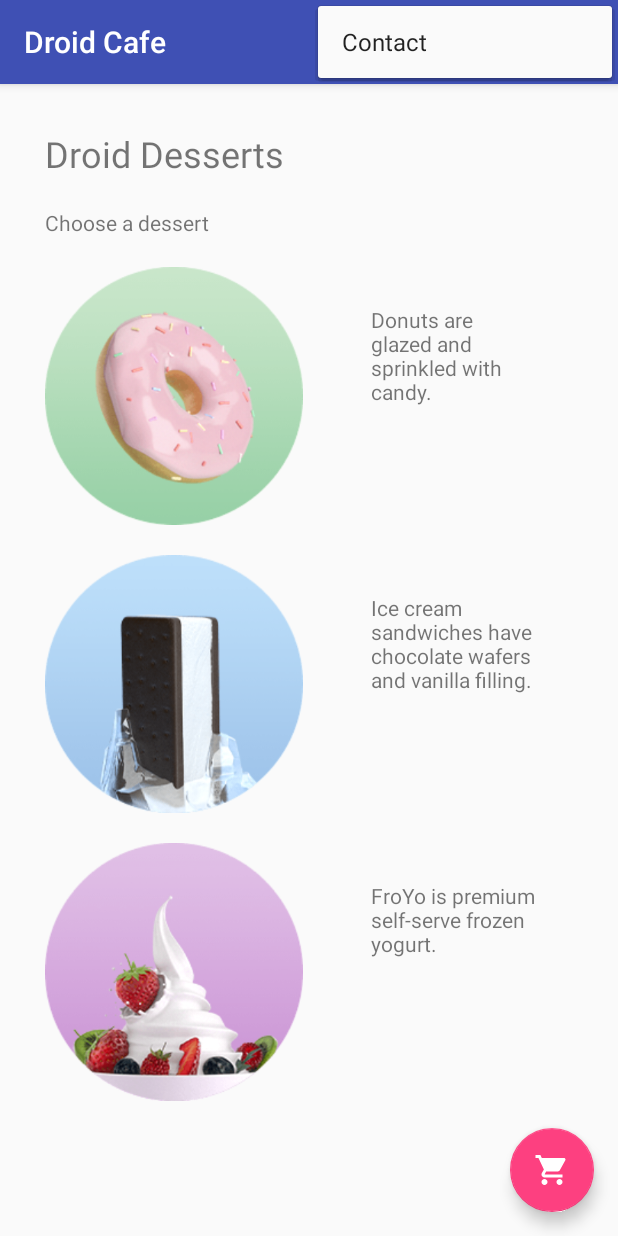
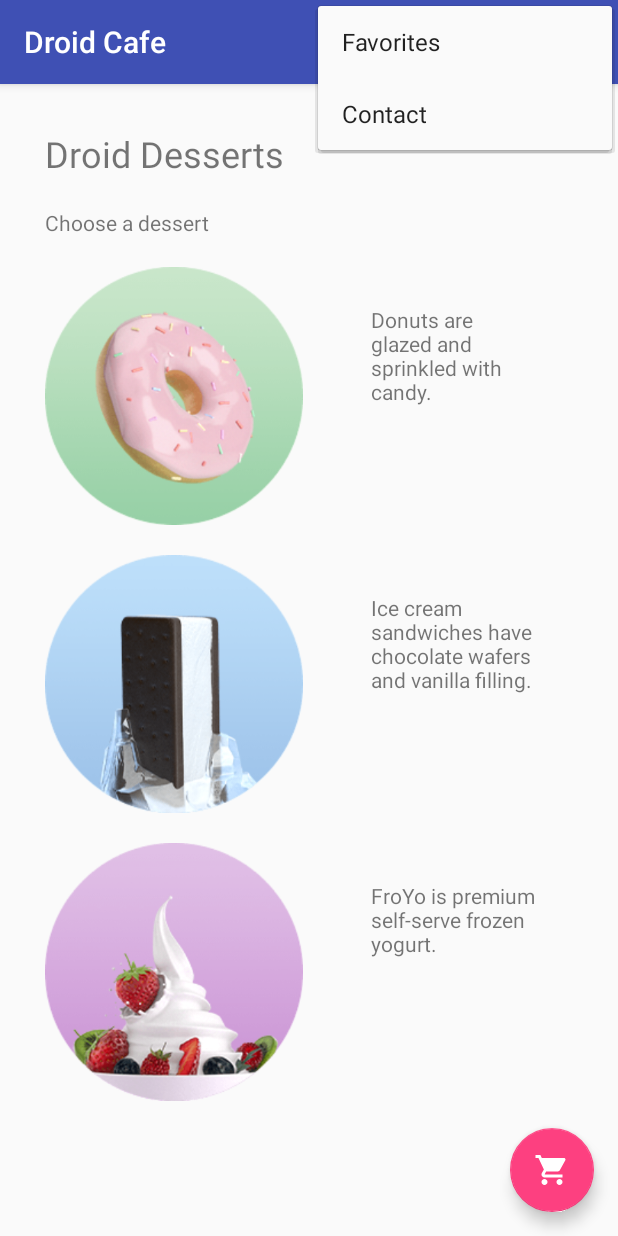
Before and after one commit to Berenjeneitor444/Droid-Desserts, an Android app: the screen it shows after launch (MainActivity), with the options menu open, on a phone screen of 412 x 824 dp. Run offline under Robolectric (Android 15) with nearby library versions, the phone set to English and light mode, and no system bars.

```diff
--- a/app/src/main/java/com/example/droiddessert/MainActivity.java
+++ b/app/src/main/java/com/example/droiddessert/MainActivity.java
@@ -1,9 +1,9 @@
 package com.example.droiddessert;
 
 import android.content.Intent;
+import android.content.res.Configuration;
 import android.os.Bundle;
 
-import com.google.android.material.snackbar.Snackbar;
 
 import androidx.appcompat.app.AppCompatActivity;
 
@@ -17,22 +17,16 @@ import android.widget.Toast;
 
 public class MainActivity extends AppCompatActivity {
     private String chosenItem;
-    private ActivityMainBinding binding;
 
 
     @Override
     protected void onCreate(Bundle savedInstanceState) {
         super.onCreate(savedInstanceState);
 
-        binding = ActivityMainBinding.inflate(getLayoutInflater());
+        com.example.droiddessert.databinding.ActivityMainBinding binding = ActivityMainBinding.inflate(getLayoutInflater());
         setContentView(binding.getRoot());
 
-        binding.fab.setOnClickListener(new View.OnClickListener() {
-            @Override
-            public void onClick(View view) {
-                showFoodOrder(chosenItem);
-            }
-        });
+        binding.fab.setOnClickListener(view -> showFoodOrder(chosenItem));
     }
 
     @Override
@@ -40,6 +34,18 @@ public class MainActivity extends AppCompatActivity {
         // Inflate the menu; this adds items to the action bar if it is present.
         getMenuInflater().inflate(R.menu.menu_main, menu);
         return true;
+    }
+
+    @Override
+    public boolean onPrepareOptionsMenu(Menu menu) {
+        MenuItem favoriteItem = menu.findItem(R.id.favorites);
+        if(getResources().getConfiguration().orientation == Configuration.ORIENTATION_LANDSCAPE){
+            favoriteItem.setShowAsAction(MenuItem.SHOW_AS_ACTION_IF_ROOM);
+        }
+        else{
+            favoriteItem.setShowAsAction(MenuItem.SHOW_AS_ACTION_NEVER);
+        }
+        return super.onPrepareOptionsMenu(menu);
     }
 
     @Override
@@ -59,14 +65,17 @@ public class MainActivity extends AppCompatActivity {
 
 
     public void showDonutOrder(View view) {
+        displayToast(getString(R.string.donut_order_message));
         chosenItem = getString(R.string.donut_order_message);
     }
 
     public void showIceCreamOrder(View view) {
+        displayToast(getString(R.string.ice_cream_order_message));
         chosenItem = getString(R.string.ice_cream_order_message);
     }
 
     public void showFroyoOrder(View view) {
+        displayToast(getString(R.string.froyo_order_message));
         chosenItem = getString(R.string.froyo_order_message);
     }
     public void displayToast(String message){
@@ -78,6 +87,10 @@ public class MainActivity extends AppCompatActivity {
             intent.putExtra("chosen item",message);
             startActivity(intent);
         }
+        else{
+            displayToast(getString(R.string.no_order_message));
+        }
+
 
     }
 }
--- a/app/src/main/res/menu/menu_main.xml
+++ b/app/src/main/res/menu/menu_main.xml
@@ -16,8 +16,7 @@
         android:id="@+id/favorites"
         android:icon="@drawable/baseline_favorite_24"
         android:title="@string/favorites"
-        android:visible="@bool/show_favorite_icon"
-        app:showAsAction="ifRoom" />
+        app:showAsAction="never" />
     <item
         android:id="@+id/contact_us"
         android:title="@string/contact_us"
--- a/app/src/main/res/values-land/bool.xml
+++ /dev/null
@@ -1,4 +0,0 @@
-<?xml version="1.0" encoding="utf-8"?>
-<resources>
-    <bool name="show_favorite_icon">true</bool>
-</resources>
--- a/app/src/main/res/values/bool.xml
+++ /dev/null
@@ -1,4 +0,0 @@
-<?xml version="1.0" encoding="utf-8"?>
-<resources>
-    <bool name="show_favorite_icon">false</bool>
-</resources>
--- a/app/src/main/res/values/strings.xml
+++ b/app/src/main/res/values/strings.xml
@@ -32,4 +32,5 @@
     <string name="enter_phone">Enter phone</string>
     <string name="note">Note:</string>
     <string name="enter_note">Enter note</string>
+    <string name="no_order_message">Please, select a item before</string>
 </resources>
```
